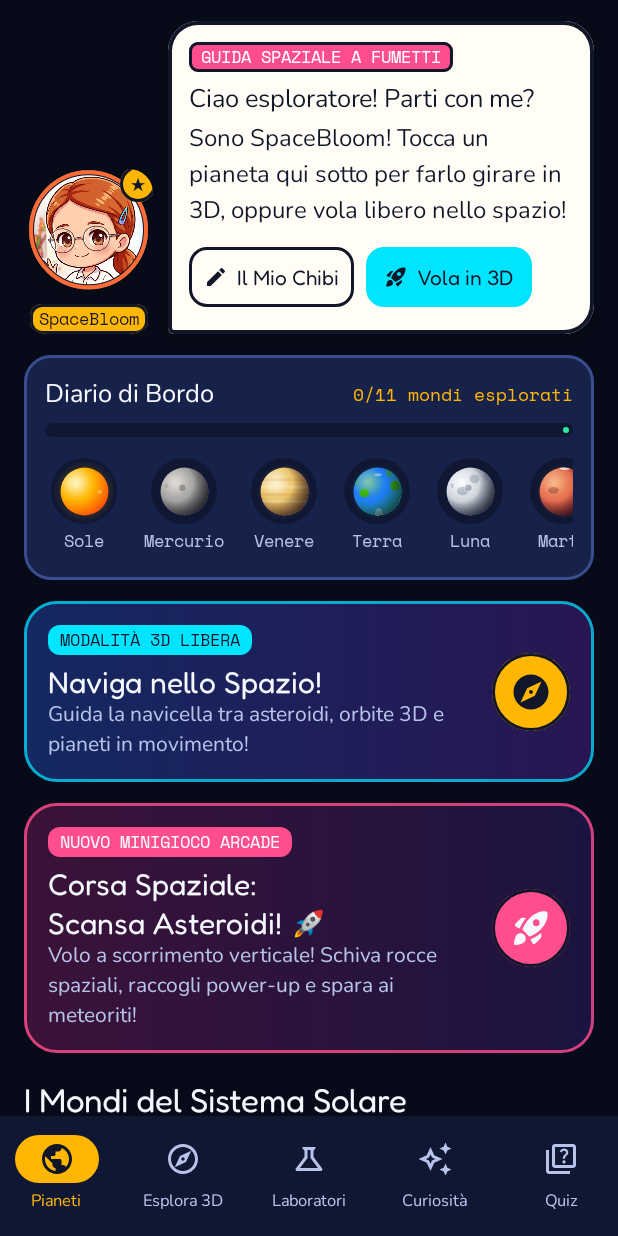
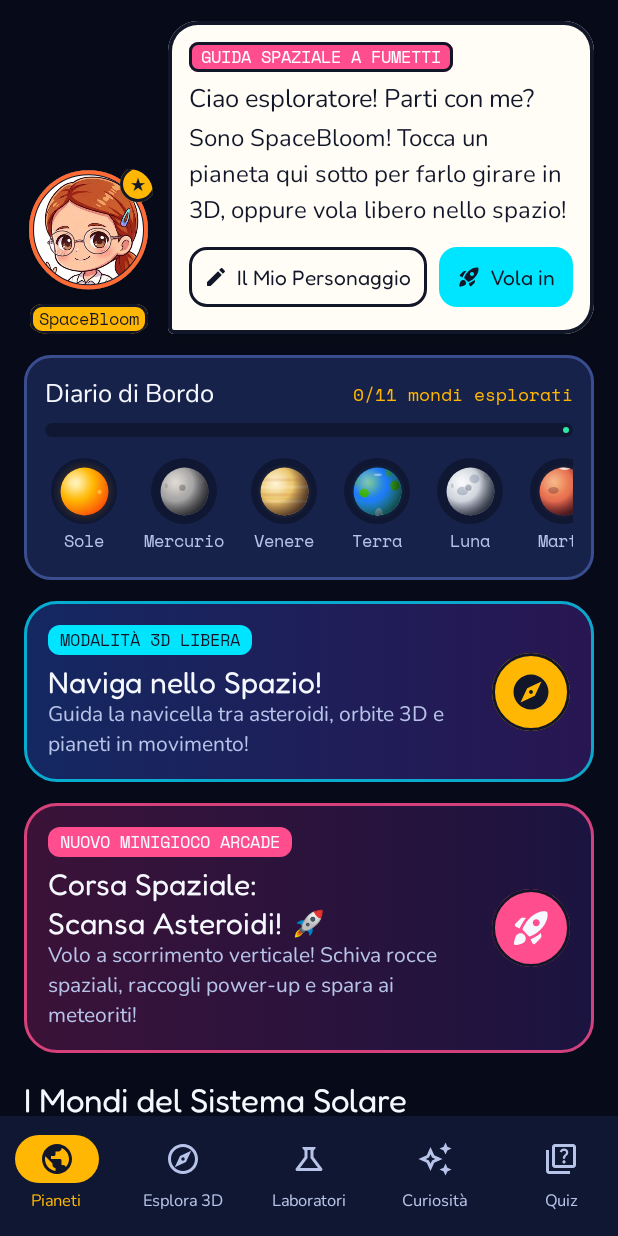
Before and after one commit to ricrug/AstroBloom, an Android app built with Jetpack Compose: the screen it shows after launch (MainActivity), on a phone screen of 412 x 824 dp. Run offline under Robolectric (Android 15) with nearby library versions, the phone set to English and light mode, and no system bars.

Commit message:
feat: aggiornamento grafica personaggio e rimozione riferimenti a Chibi

```diff
--- a/app/src/main/java/com/ricrug/ui/components/ChibiAvatar.kt
+++ b/app/src/main/java/com/ricrug/ui/components/ChibiAvatar.kt
@@ -125,7 +125,7 @@ fun ChibiAvatar(
           painterResource(
             id = if (useFullBody) R.drawable.img_chibi_character else R.drawable.img_chibi_portrait,
           ),
-        contentDescription = "${profile.name} personaggio chibi",
+        contentDescription = "${profile.name} personaggio",
         contentScale = if (useFullBody) ContentScale.Fit else ContentScale.Crop,
         modifier = Modifier.fillMaxSize().clip(frameShape),
       )
--- a/app/src/main/java/com/ricrug/ui/screens/PlanetsHomeScreen.kt
+++ b/app/src/main/java/com/ricrug/ui/screens/PlanetsHomeScreen.kt
@@ -116,7 +116,7 @@ fun PlanetsHomeScreen(
                   modifier = Modifier.size(16.dp),
                 )
                 Spacer(modifier = Modifier.width(6.dp))
-                Text("Il Mio Chibi", color = ComicInk, style = MaterialTheme.typography.labelLarge, maxLines = 1, softWrap = false)
+                Text("Il Mio Personaggio", color = ComicInk, style = MaterialTheme.typography.labelLarge, maxLines = 1, softWrap = false)
               }
               Button(
                 onClick = onOpenFreeExplore,
--- a/app/src/main/java/com/ricrug/ui/screens/SurfaceExplorationScreen.kt
+++ b/app/src/main/java/com/ricrug/ui/screens/SurfaceExplorationScreen.kt
@@ -475,7 +475,7 @@ fun SurfaceExplorationScreen(
                 }
 
                 item {
-                  // Commento del copilota Chibi
+                  // Commento del copilota
                   Row(verticalAlignment = Alignment.CenterVertically) {
                     ChibiAvatar(profile = chibiProfile, size = 48.dp, expression = ChibiExpression.AMAZED)
                     Spacer(modifier = Modifier.width(8.dp))
```
Also changed, not shown: app/src/main/res/drawable/img_chibi_character.png, app/src/main/res/drawable/img_chibi_portrait.png, 1 other file.
